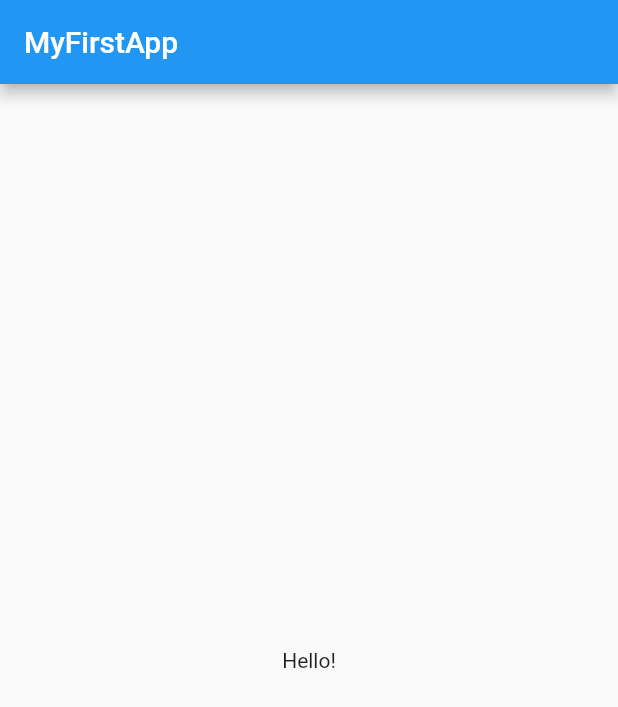
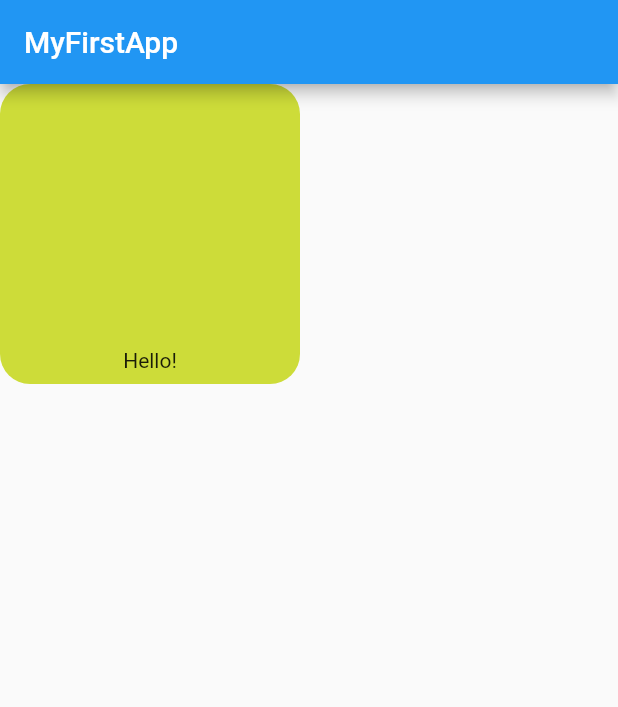
Before and after one commit to ps-143/myfirst, a Flutter app: the screen it shows after launch, on a phone screen of 412 x 824 dp. Shown: the top 707 px of the screen. Run offline on Flutter 3.47's test engine with Material 2 defaults, Android fonts, the phone set to English and light mode, and no system bars.

Commit message:
Not worth it.

```diff
--- a/lib/main.dart
+++ b/lib/main.dart
@@ -13,7 +13,17 @@ class HomePage extends StatelessWidget {
       appBar: AppBar(
         title: Text("MyFirstApp"),
       ),
-      body: Container(child: Center(child: Text("Hello!"),),),
+      body: Container(
+        padding: const EdgeInsets.all(8),
+        width: 200,
+        height: 200,
+        alignment: Alignment.bottomCenter,
+        decoration: BoxDecoration(
+          color: Colors.lime,
+          borderRadius: BorderRadius.circular(20),
+        ),
+        child: Text("Hello!"),
+      ),
     );
   }
 }
```
